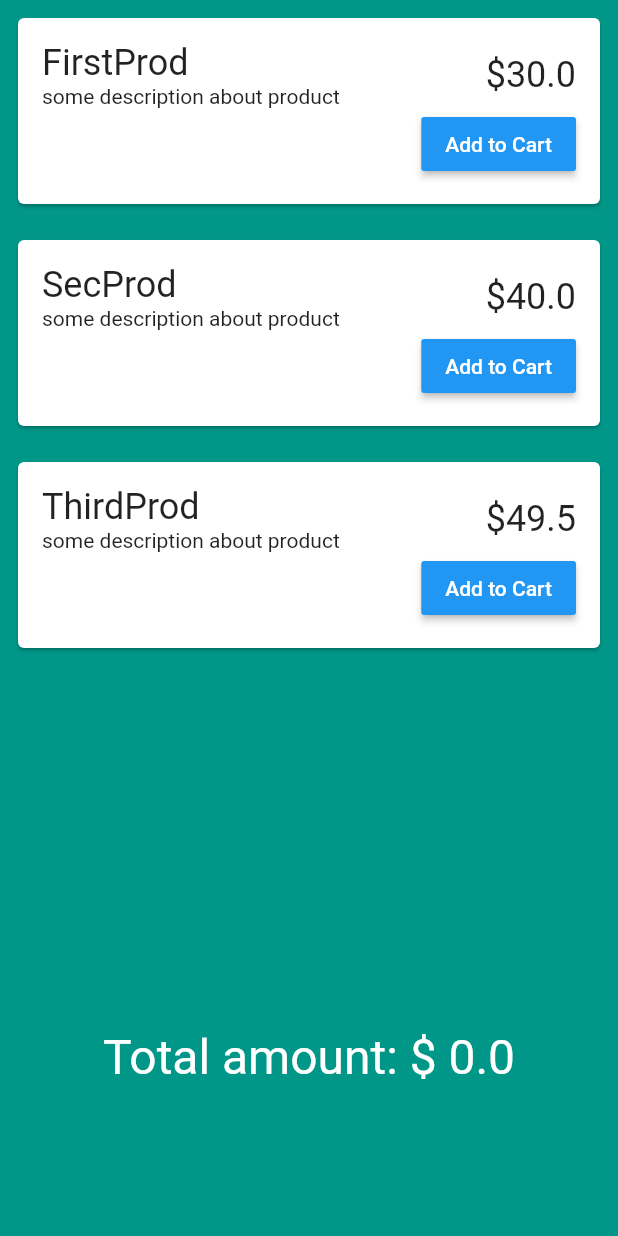
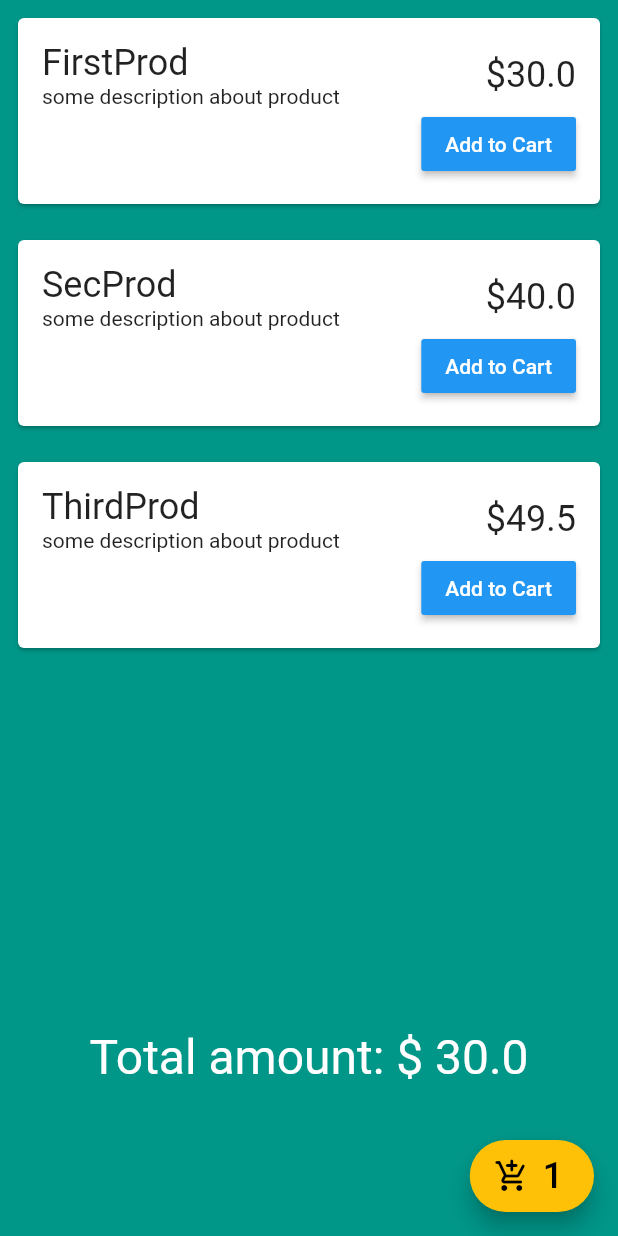
Before and after one commit to codewithjaspreet/shopapp, a Flutter app: the screen it shows after launch, after a tap on "Add to Cart", on a phone screen of 412 x 824 dp. Run offline on Flutter 3.47's test engine with Material 2 defaults, Android fonts, the phone set to English and light mode, and no system bars; our stand-ins replace get.

Commit message:
controller done ->  amount updation plus floating action count

```diff
--- a/lib/controllers/cartController.dart
+++ b/lib/controllers/cartController.dart
@@ -2,7 +2,8 @@ import 'package:get/get.dart';
 import 'package:shopapp/models/Product%20Model.dart';
 
 class CartController extends GetxController {
-  var cartItems = List.empty(growable: true).obs;
+  var cartItems = List.from(const []).obs;
+  int get count => cartItems.length;
   double get totalPrice => cartItems.fold(0, (sum, item) => sum + item.price);
   addToCart(Product product) {
     cartItems.add(product);
--- a/lib/controllers/shoppingControlller.dart
+++ b/lib/controllers/shoppingControlller.dart
@@ -2,7 +2,7 @@ import 'package:get/get.dart';
 import 'package:shopapp/models/Product%20Model.dart';
 
 class ShoppingController extends GetxController {
-  var products = List.empty(growable: true).obs;
+  var products = List.from(const []).obs;
 
   @override
   void onInit() {
@@ -12,7 +12,7 @@ class ShoppingController extends GetxController {
   }
 
   void fetchProducts() async {
-    await Future.delayed(Duration(seconds: 1));
+    await Future.delayed(const Duration(seconds: 1));
     var response = [
       Product(
           id: 1,
@@ -33,6 +33,6 @@ class ShoppingController extends GetxController {
           pImg: 'abd',
           pName: 'ThirdProd'),
     ];
-    products.value = response;
+    products.assignAll(response);
   }
 }
--- a/lib/views/shoppingPage.dart
+++ b/lib/views/shoppingPage.dart
@@ -14,6 +14,17 @@ class ShoppingPage extends StatelessWidget {
   Widget build(BuildContext context) {
     return Scaffold(
         backgroundColor: Colors.teal,
+        floatingActionButton: FloatingActionButton.extended(
+          backgroundColor: Colors.amber,
+          onPressed: () {},
+          label: GetX<CartController>(builder: (controller) {
+            return Text(
+              controller.count.toString(),
+              style: TextStyle(color: Colors.black, fontSize: 24),
+            );
+          }),
+          icon: Icon(Icons.add_shopping_cart_rounded, color: Colors.black),
+        ),
         body: SafeArea(
           child: Column(
             children: [
@@ -50,8 +61,8 @@ class ShoppingPage extends StatelessWidget {
                               ),
                               RaisedButton(
                                 onPressed: () {
-                                  cartController.addToCart(
-                                      cartController.cartItems[index]);
+                                  cartController
+                                      .addToCart(Controller.products[index]);
                                 },
                                 color: Colors.blue,
                                 textColor: Colors.white,
```
